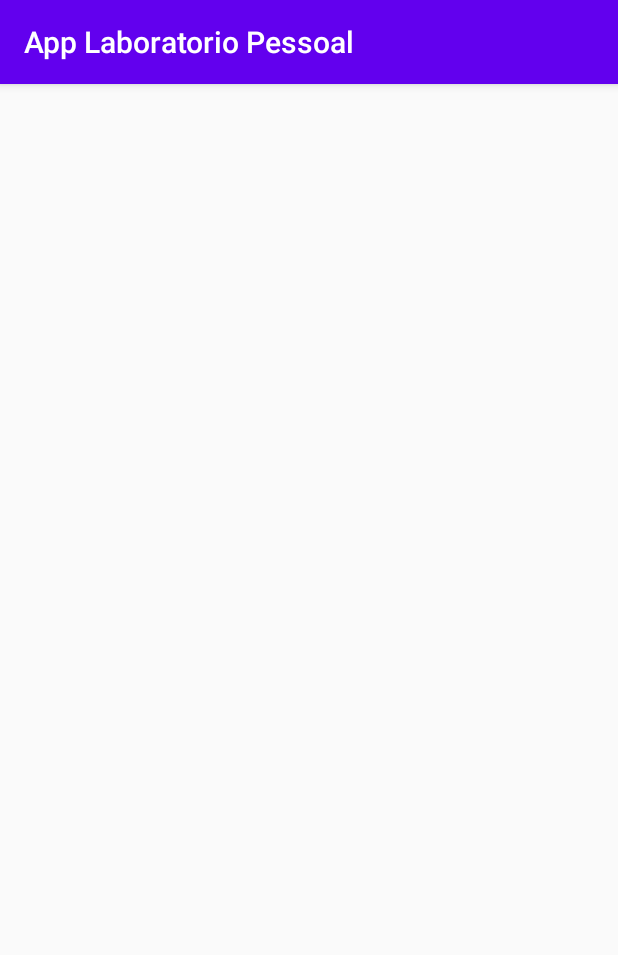
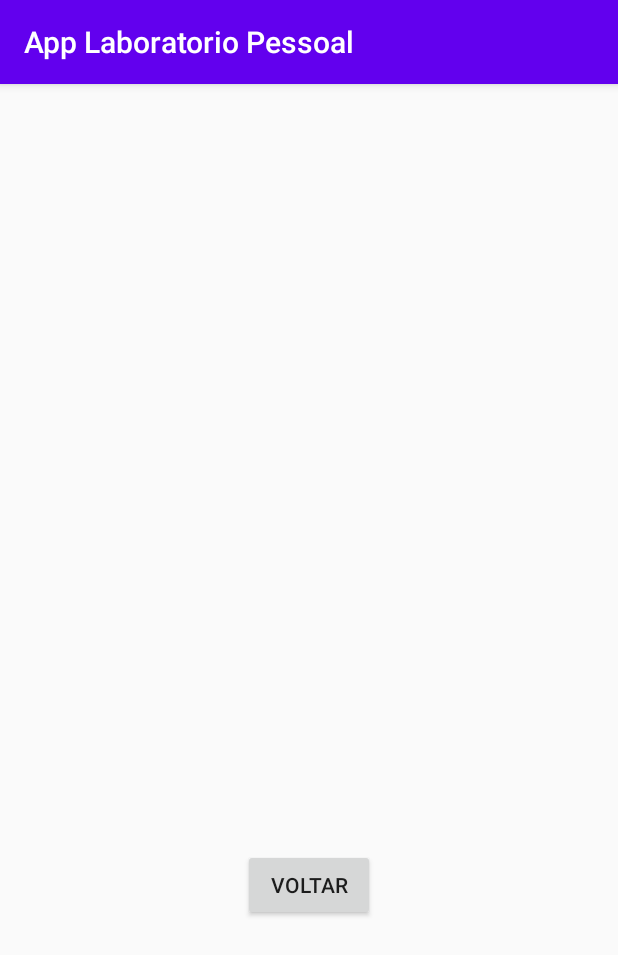
Before and after one commit to JeanSilvaCWB/AppLaboratorioPessoal, an Android app: the fragment VoltimetroFragment shown on its own in the app's theme, on a phone screen of 412 x 824 dp. Shown: the top 955 px of the screen. Run offline under Robolectric (Android 15) with nearby library versions, the phone set to English and light mode, and no system bars; 1 statement that could not run was skipped.

Commit message:
Atualizações de código.

```diff
--- a/app/src/main/java/com/example/applaboratoriopessoal/View/MainActivity.java
+++ b/app/src/main/java/com/example/applaboratoriopessoal/View/MainActivity.java
@@ -185,7 +185,7 @@ public class MainActivity extends AppCompatActivity implements AdapterView.OnIte
         mBluetoothConnection.startClient(device, uuid);
         constraintLayout.setVisibility(View.GONE);
         getSupportFragmentManager().beginTransaction()
-                .add(R.id.fragment_container, ConfiguraFonteAlimentacaoFragment.newInstance(mBluetoothConnection))
+                .add(R.id.fragment_container, VoltimetroFragment.newInstance(mBluetoothConnection))
                 .commit();
     }
 
--- a/app/src/main/java/com/example/applaboratoriopessoal/View/VoltimetroFragment.java
+++ b/app/src/main/java/com/example/applaboratoriopessoal/View/VoltimetroFragment.java
@@ -45,6 +45,6 @@ public class VoltimetroFragment extends Fragment implements BluetoothListener {
     @Override
     public void setTextOnTextView(String textoInserido) {
         Log.d("VoltimetroFragment", textoInserido);
-        textViewMostraTensaoFragment.setText(textoInserido);
+        textViewMostraTensaoFragment.setText(textoInserido + " V");
     }
 }
--- a/app/src/main/res/layout/fragment_voltimetro.xml
+++ b/app/src/main/res/layout/fragment_voltimetro.xml
@@ -6,12 +6,20 @@
     tools:context=".View.VoltimetroFragment"
     tools:visibility="visible">
 
-    <!-- TODO: Update blank fragment layout -->
     <TextView
         android:layout_width="match_parent"
         android:layout_height="match_parent"
+        android:gravity="center|center_vertical"
         android:textColor="@android:color/black"
         android:textSize="65sp"
         android:text=""
         android:id="@+id/textViewMostraTensaoFragment"/>
+
+    <Button
+        android:id="@+id/btnVoltar"
+        android:layout_width="wrap_content"
+        android:layout_height="wrap_content"
+        android:layout_gravity="center_vertical|center"
+        android:layout_marginTop="150dp"
+        android:text="Voltar" />
 </FrameLayout>
```
Also changed, not shown: app/src/main/java/com/example/applaboratoriopessoal/View/MenuFragment.java (added, +37 -0 lines), app/src/main/res/layout/fragment_menu.xml (added, +16 -0 lines).
